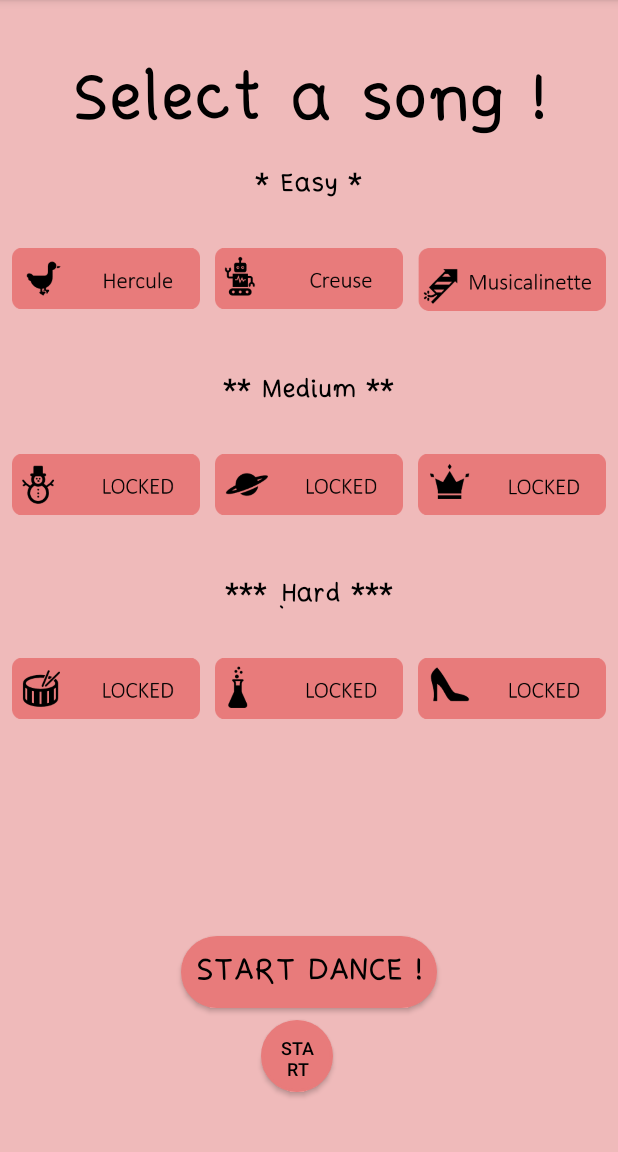
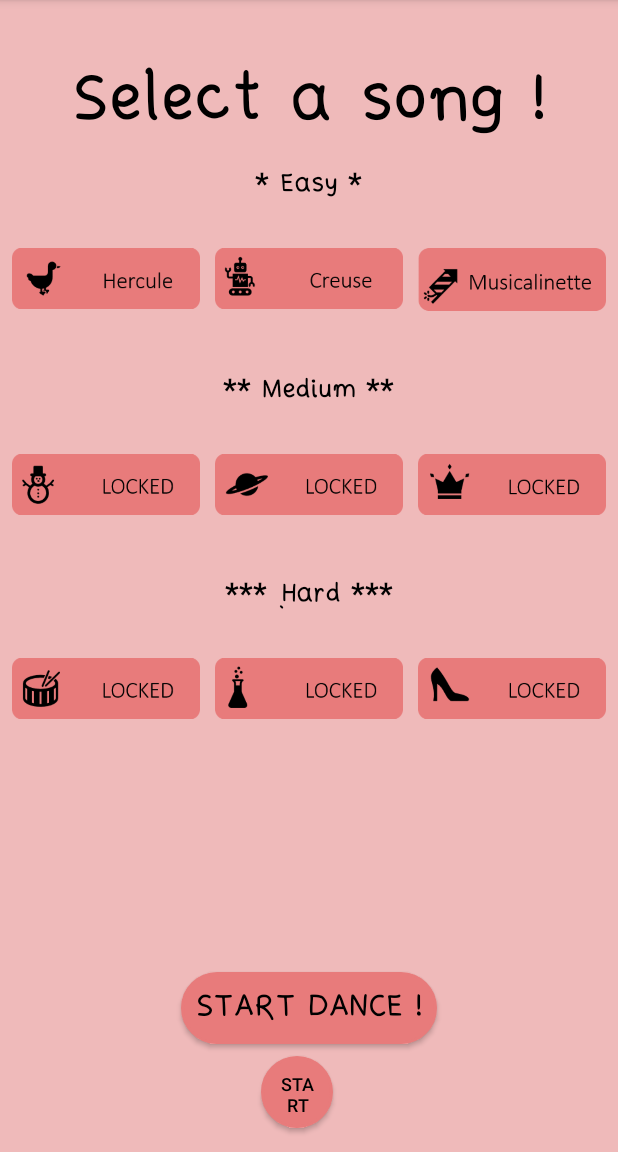
Before and after one commit to PaulineMauryL/JustDanceProject, an Android app: the MainActivity screen opened directly, with no data from a screen before it, on a phone screen of 412 x 824 dp, the part 84-1236 px from its top. Run offline under Robolectric (Android 15) with nearby library versions, the phone set to English and light mode, and no system bars.

Commit message:
Scroll view

```diff
--- a/mobile/src/main/res/layout/activity_main.xml
+++ b/mobile/src/main/res/layout/activity_main.xml
@@ -15,7 +15,7 @@
         android:layout_marginTop="8dp"
         android:layout_marginEnd="8dp"
         android:layout_marginRight="8dp"
-        android:layout_marginBottom="32dp"
+        android:layout_marginBottom="8dp"
         android:gravity="center"
         android:orientation="vertical"
         app:layout_constraintBottom_toBottomOf="parent"
@@ -47,7 +47,7 @@
         <ScrollView
             android:layout_width="match_parent"
             android:layout_height="0dp"
-            android:layout_weight="1">
+            android:layout_weight="2">
 
             <LinearLayout
                 android:layout_width="match_parent"
@@ -236,13 +236,13 @@
             android:id="@+id/StartDanceText"
             android:layout_width="wrap_content"
             android:layout_height="wrap_content"
-            tools:text="TextView"
             android:textColor="@color/colorAccent"
             android:textSize="20sp"
             app:fontFamily="@font/simplehandwrittingregular"
             app:layout_constraintBottom_toBottomOf="parent"
             app:layout_constraintEnd_toEndOf="parent"
-            app:layout_constraintStart_toStartOf="parent" />
+            app:layout_constraintStart_toStartOf="parent"
+            tools:text="TextView" />
 
         <Button
             android:id="@+id/StartDance"
```
